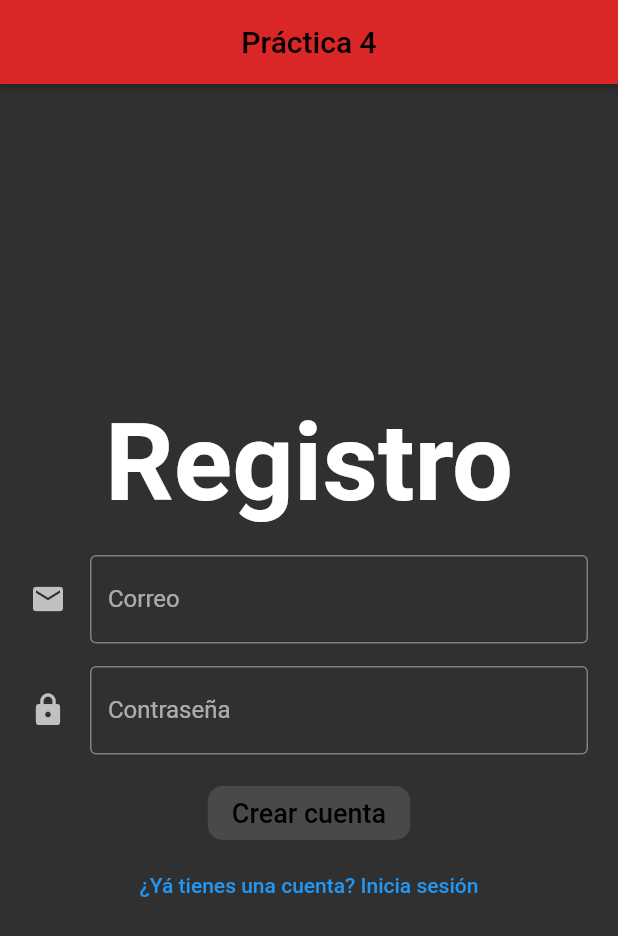
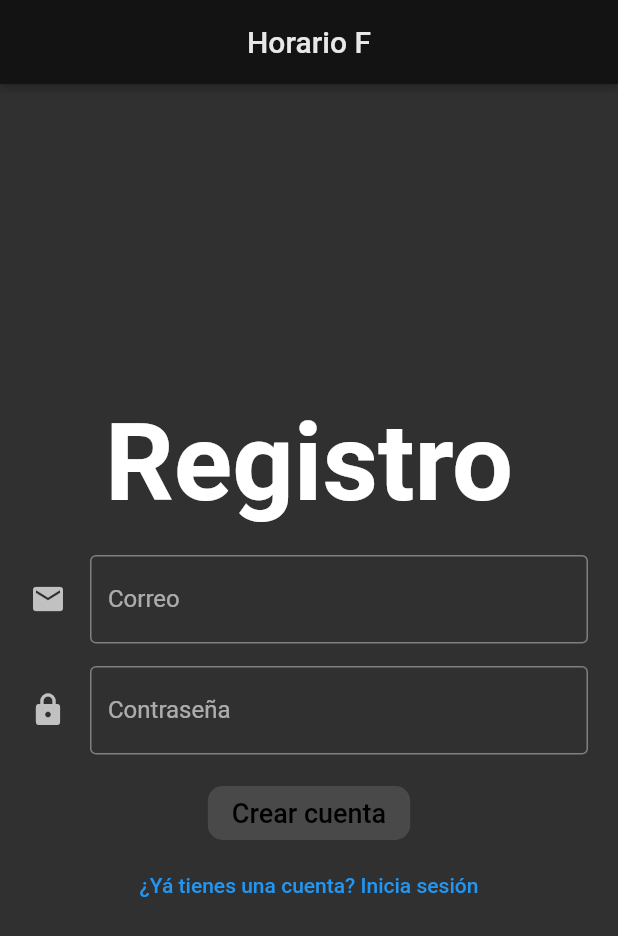
Before and after one commit to FrancoGL20/Calendario-escolar-flutter, a Flutter app: the screen it shows after launch, after a tap on "¿Aún no tienes cuenta? Registrate", on a phone screen of 412 x 824 dp. Shown: the top 936 px of the screen. Run offline on Flutter 3.47's test engine with Material 2 defaults, Android fonts, the phone set to English and light mode, and no system bars; our stand-ins replace firebase_auth, firebase_core; accounts and stored records are empty.

Commit message:
diseño de interfaces y paleta de colores

```diff
--- a/lib/common_widgets/colors.dart
+++ b/lib/common_widgets/colors.dart
@@ -8,9 +8,9 @@ class ColorsF {
           return Color.fromARGB(255, 19, 19, 19);
         }
 
-      case "azul":
+      case "naranja":
         {
-          return Color.fromARGB(255, 0, 42, 255);
+          return Color.fromARGB(255, 255, 128, 3);
         }
 
       case "blanco":
--- a/lib/main.dart
+++ b/lib/main.dart
@@ -4,8 +4,14 @@ import './pages/landing_page.dart';
 import './services/auth.dart';
 import 'package:provider/provider.dart';
 import 'firebase_options.dart';
+import 'package:flutter/services.dart';
 
 void main() async {
+  SystemChrome.setSystemUIOverlayStyle(const SystemUiOverlayStyle(
+      statusBarColor: Colors.transparent,
+      statusBarIconBrightness: Brightness.dark,
+      statusBarBrightness: Brightness.dark),
+  );
   WidgetsFlutterBinding.ensureInitialized();
   await Firebase.initializeApp(
     options: DefaultFirebaseOptions.currentPlatform,
@@ -20,11 +26,12 @@ class MyApp extends StatelessWidget {
     final ThemeData base = ThemeData.dark();
     return base.copyWith(
         brightness: Brightness.dark,
-        primaryColor: Colors.deepOrange,
+        primaryColor: Color.fromARGB(255, 34, 255, 34),
         textTheme: const TextTheme(
           headline1: TextStyle(fontSize: 72, fontWeight: FontWeight.bold),
           bodyText1: TextStyle(fontSize: 18.0),
-        ));
+        ),
+    );
   }
 
   @override
--- a/lib/pages/homeworks/homework.dart
+++ b/lib/pages/homeworks/homework.dart
@@ -13,9 +13,9 @@ class Homework {
     this.days,
   );
   factory Homework.fromMap(Map<String, dynamic> json) {
-    return Homework(json['classImage'],json['name'], json['schedule'], json['classroom'], json['days']);
+    return Homework(json['class_image'],json['name'], json['schedule'], json['classroom'], json['days']);
   }
   factory Homework.fromJson(Map<String, dynamic> json) {
-    return Homework(json['classImage'],json['name'], json['schedule'], json['classroom'], json['days']);
+    return Homework(json['class_image'],json['name'], json['schedule'], json['classroom'], json['days']);
   }
 }
--- a/lib/pages/homeworks/homework_list.dart
+++ b/lib/pages/homeworks/homework_list.dart
@@ -10,7 +10,9 @@ class HomeworkList extends StatelessWidget {
   @override
   Widget build(BuildContext context) {
     // lista deslizable de elementos tipo tarea a visualizar
-    return ListView.builder(
+    return Container(
+        margin: const EdgeInsets.only(top: 8.0),
+        child: ListView.builder(
           // recomendado: es una forma de indicar al ListView
           // la cantidad de elementos que va a contener y cargar
           itemCount: items.length,
@@ -21,6 +23,6 @@ class HomeworkList extends StatelessWidget {
             // elementos a mostrar dentro de la lista
             return HomeworkItem(item: items[index]);
           },
-    );
+        ));
   }
 }
--- a/lib/pages/sign_in_page.dart
+++ b/lib/pages/sign_in_page.dart
@@ -1,18 +1,20 @@
 import 'package:flutter/material.dart';
 import 'package:calendario_escolar/pages/sign_in/email_sign_in_form.dart';
+
+import '../common_widgets/colors.dart';
 
 class SignInPage extends StatelessWidget {
   @override
   Widget build(BuildContext context) {
     return Scaffold(
       appBar: AppBar(
-        title: const Text(
-          "Práctica 4",
-          style: TextStyle(color: Colors.black),
+        title: Text(
+          "Horario F",
+          style: TextStyle(color: ColorsF().escoger("blanco")),
         ),
         centerTitle: true,
         elevation: 2.0,
-        backgroundColor: Color.fromARGB(255, 218, 38, 38),
+        backgroundColor: ColorsF().escoger("negro"),
       ),
       body: EmailSignInForm.create(context),
     );
--- a/lib/services/operations.dart
+++ b/lib/services/operations.dart
@@ -20,7 +20,7 @@ Future<List<Homework>> fetchHomework() async {
 List<Homework> decodeHomework(String responseBody) {
   // interpretar cadena como texto y castear el jason a map de String y dynamic
   final parsed = json.decode(responseBody).cast<Map<String, dynamic>>();
-  print(parsed);
+  print("$parsed");
   // devolver un objeto Homework creado y funcionando con las caracteristicas del map
   return parsed.map<Homework>((json) => Homework.fromMap(json)).toList();
 }
```
Also changed, not shown: lib/pages/home_page.dart (+31 -11 lines), lib/pages/homeworks/homework_item.dart (+13 -9 lines), lib/pages/navigation.dart (+11 -20 lines). Lines whose indentation alone changed are shown as unchanged.
